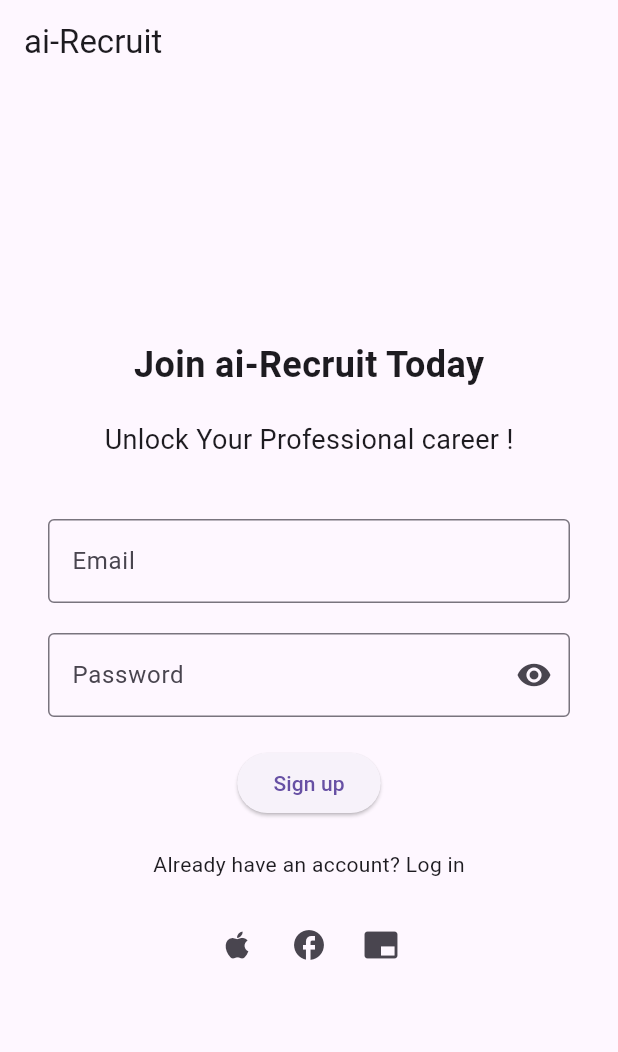
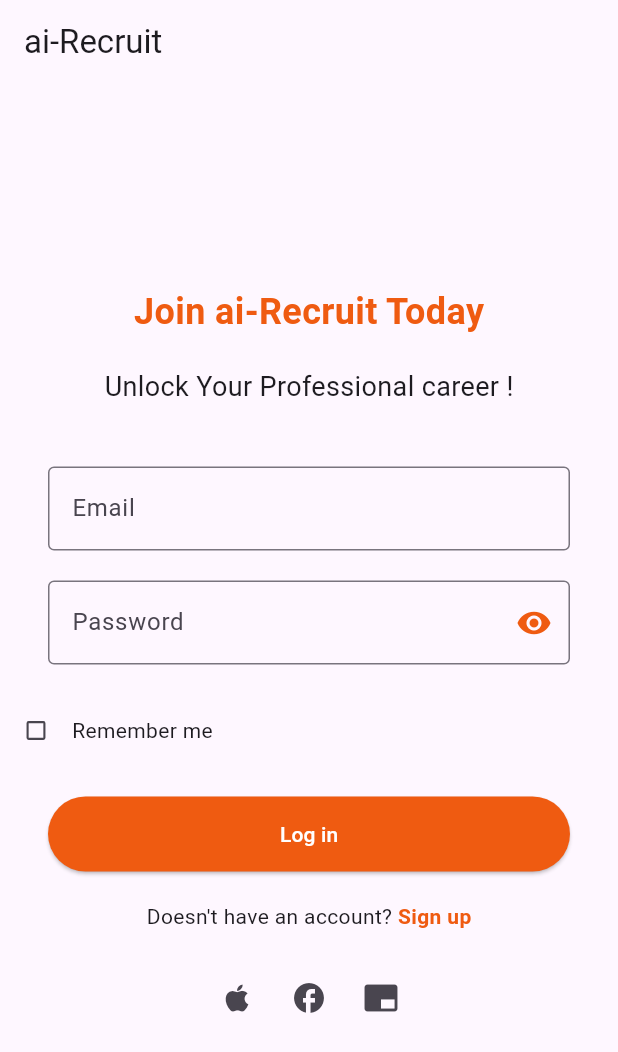
Before and after one commit to aiRecruit-Mvp/aiRecruit-Application, a Flutter app: the screen it shows after launch, on a phone screen of 412 x 824 dp. Shown: the top 1052 px of the screen. Run offline on Flutter 3.47's test engine with Material 3 defaults, Android fonts, the phone set to English and light mode, and no system bars; our stand-ins replace get.

Commit message:
Login Set up

```diff
--- a/lib/screens/login_scren.dart
+++ b/lib/screens/login_scren.dart
@@ -18,7 +18,10 @@ class Login extends StatelessWidget {
             children: [
               Text(
                 "Join ai-Recruit Today",
-                style: TextStyle(fontSize: 24, fontWeight: FontWeight.bold),
+                style: TextStyle(
+                    fontSize: 24,
+                    fontWeight: FontWeight.bold,
+                    color: Color.fromARGB(255, 239, 91, 17)),
               ),
               SizedBox(height: 20),
               Text(
@@ -45,21 +48,60 @@ class Login extends StatelessWidget {
                     suffixIcon: IconButton(
                       onPressed: () {},
                       icon: Icon(Icons.visibility),
+                      color: Color.fromARGB(255, 239, 91, 17),
                     ),
                   ),
                   obscureText: true,
                 ),
               ),
               SizedBox(height: 20),
-              Padding(
-                padding: const EdgeInsets.symmetric(horizontal: 32),
-                child: ElevatedButton(
-                  onPressed: () {},
-                  child: Text("Sign up"),
-                ),
+              Row(
+                children: [
+                  Transform.scale(
+                    scale: 0.7,
+                    child: Checkbox(
+                      value: false,
+                      onChanged: (value) {},
+                    ),
+                  ),
+                  Text("Remember me"),
+                ],
               ),
               SizedBox(height: 20),
-              Text("Already have an account? Log in"),
+              Row(
+                children: [
+                  Expanded(
+                    child: Padding(
+                      padding: const EdgeInsets.symmetric(horizontal: 32),
+                      child: ElevatedButton(
+                        onPressed: () {},
+                        style: ElevatedButton.styleFrom(
+                          primary: Color.fromARGB(255, 239, 91, 17),
+                          onPrimary: Colors.white,
+                          shape: RoundedRectangleBorder(
+                            borderRadius: BorderRadius.circular(30),
+                          ),
+                          padding: EdgeInsets.symmetric(vertical: 15),
+                        ),
+                        child: Text("Log in"),
+                      ),
+                    ),
+                  ),
+                ],
+              ),
+              SizedBox(height: 20),
+              Row(
+                mainAxisAlignment: MainAxisAlignment.center,
+                children: [
+                  Text("Doesn't have an account? "),
+                  Text(
+                    "Sign up",
+                    style: TextStyle(
+                        fontWeight: FontWeight.w700,
+                        color: Color.fromARGB(255, 239, 91, 17)),
+                  ),
+                ],
+              ),
               SizedBox(height: 20),
               Row(
                 mainAxisAlignment: MainAxisAlignment.center,
@@ -75,9 +117,12 @@ class Login extends StatelessWidget {
                   IconButton(
                     onPressed: () {},
                     icon: Icon(Icons.branding_watermark),
+
+
                   ),
                 ],
               ),
+
             ],
           ),
         ),
--- a/lib/screens/splash_screen.dart
+++ b/lib/screens/splash_screen.dart
@@ -28,7 +28,7 @@ class _SplashScreenState extends State<SplashScreen> {
         children: [
           // Background
           Container(
-            color: Color.fromARGB(255, 221, 120, 70),
+            color: Color.fromARGB(255, 239, 91, 17),
           ),
           // Logo and tagline
           Column(
```
